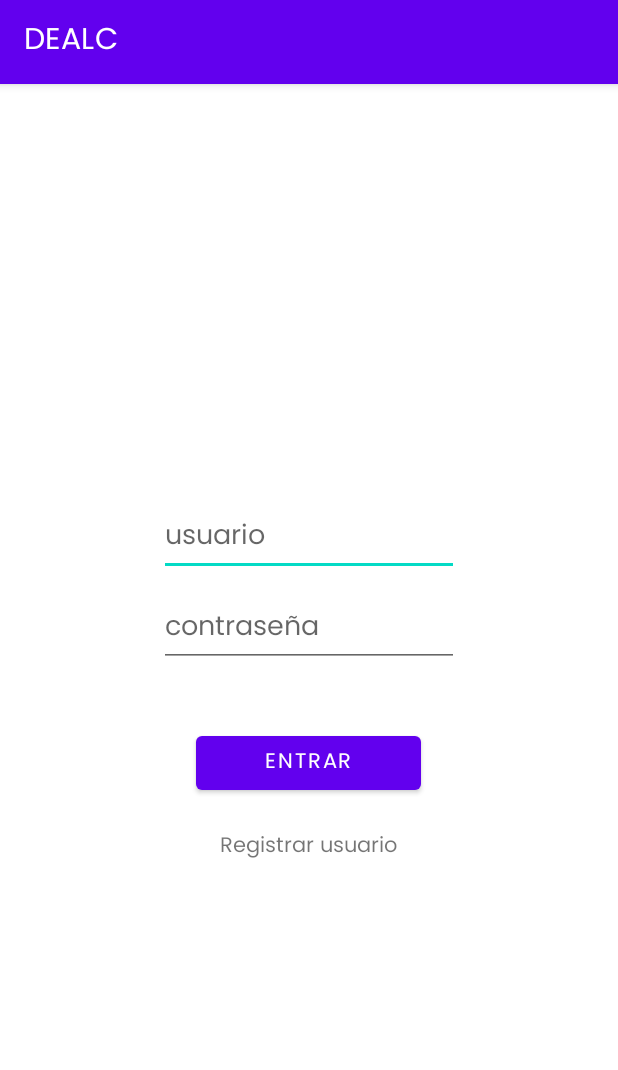
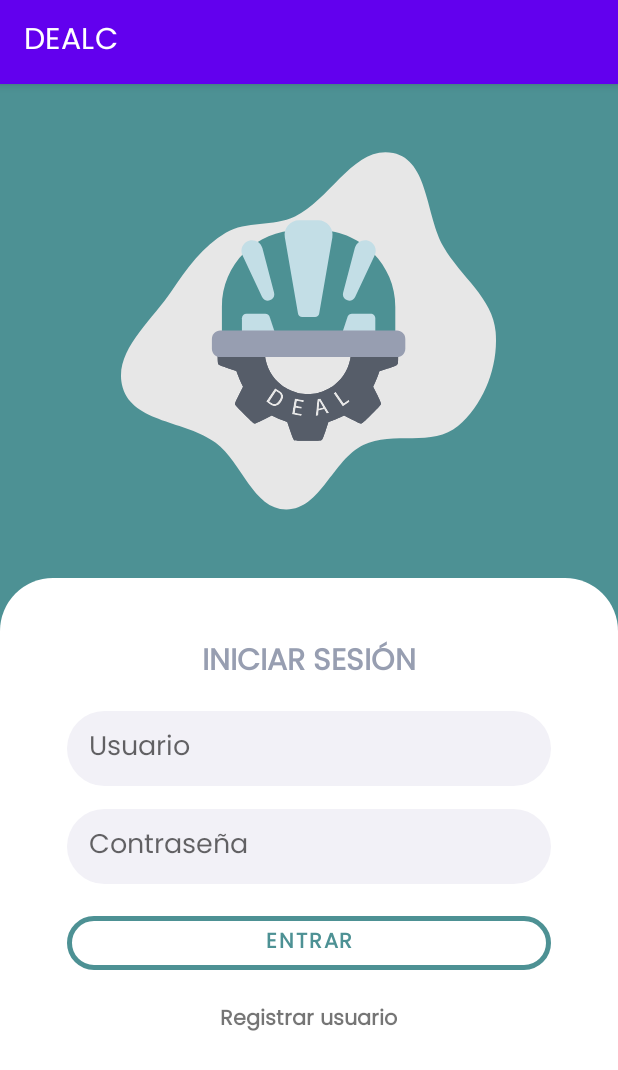
Before and after one commit to DABEV/DEALC, an Android app: the screen it shows after launch (LoginActivity), on a phone screen of 412 x 824 dp. Shown: the top 1070 px of the screen. Run offline under Robolectric (Android 15) with nearby library versions, the phone set to English and light mode, and no system bars.

Commit message:
style: Modified login screen

```diff
--- a/app/src/main/res/layout/activity_login.xml
+++ b/app/src/main/res/layout/activity_login.xml
@@ -6,40 +6,88 @@
     android:layout_height="match_parent"
     android:gravity="center"
     android:orientation="vertical"
+    android:background="@color/dark_green"
     tools:context=".view.LoginActivity">
 
+    <LinearLayout
+        android:layout_width="match_parent"
+        android:layout_height="match_parent"
+        android:orientation="vertical"
+        android:gravity="center"
+        android:layout_weight="4">
+        <LinearLayout
+            android:layout_width="250dp"
+            android:layout_height="250dp"
+            android:background="@drawable/ic_blob_1"
+            android:gravity="center"
+            android:orientation="vertical">
+
             <ImageView
-        android:id="@+id/imageViewLogo"
+                android:id="@+id/imgLogo"
                 android:layout_width="150dp"
+                android:layout_height="150dp"
+                android:src="@drawable/ic_logo_deal"
+                />
+        </LinearLayout>
+    </LinearLayout>
+    <LinearLayout
+        android:layout_weight="3"
+        android:background="@drawable/border"
+        android:layout_width="match_parent"
+        android:layout_height="match_parent"
+        android:orientation="vertical">
+        <ScrollView
+            android:layout_width="match_parent"
+            android:layout_height="match_parent"
+            android:orientation="vertical">
+            <LinearLayout
+                android:layout_width="match_parent"
                 android:layout_height="wrap_content"
-        android:layout_marginBottom="30dp" />
-
+                android:orientation="vertical"
+                android:gravity="center"
+                android:padding="30dp">
+                <TextView
+                    android:layout_width="wrap_content"
+                    android:layout_height="wrap_content"
+                    android:textSize="20sp"
+                    android:textStyle="bold"
+                    android:textColor="@color/purple"
+                    android:text="INICIAR SESIÓN" />
                 <EditText
+                    android:layout_marginTop="15dp"
+                    android:background="@drawable/rounded_gray"
                     android:id="@+id/editTextUsername"
-        android:layout_width="200dp"
+                    android:layout_width="match_parent"
                     android:layout_height="wrap_content"
-        android:layout_marginBottom="10dp"
-        android:hint="usuario" />
-
+                    android:hint="Usuario" />
                 <EditText
+                    android:layout_marginTop="15dp"
+                    android:background="@drawable/rounded_gray"
                     android:id="@+id/editTextPassword"
-        android:layout_width="200dp"
+                    android:layout_width="match_parent"
                     android:layout_height="wrap_content"
-        android:layout_marginBottom="40dp"
-        android:hint="contraseña"
+                    android:hint="Contraseña"
                     android:inputType="textPassword" />
-
                 <Button
                     android:id="@+id/buttonAccess"
-        android:layout_width="150dp"
+                    android:layout_width="match_parent"
                     android:layout_height="wrap_content"
-        android:layout_marginBottom="20dp"
-        android:text="Entrar" />
-
+                    android:text="Entrar"
+                    android:layout_marginTop="15dp"
+                    android:layout_marginBottom="15dp"
+                    android:textStyle="bold"
+                    app:strokeColor="@color/dark_green"
+                    android:textColor="@color/dark_green"
+                    app:strokeWidth="3dp"
+                    style="?attr/materialButtonOutlinedStyle"
+                    app:cornerRadius="100dp"/>
                 <TextView
                     android:id="@+id/textViewRegister"
                     android:layout_width="wrap_content"
                     android:layout_height="wrap_content"
+                    android:textStyle="bold"
                     android:text="Registrar usuario" />
-
             </LinearLayout>
+        </ScrollView>
+    </LinearLayout>
+</LinearLayout>
```
Lines whose indentation alone changed are shown as unchanged.
